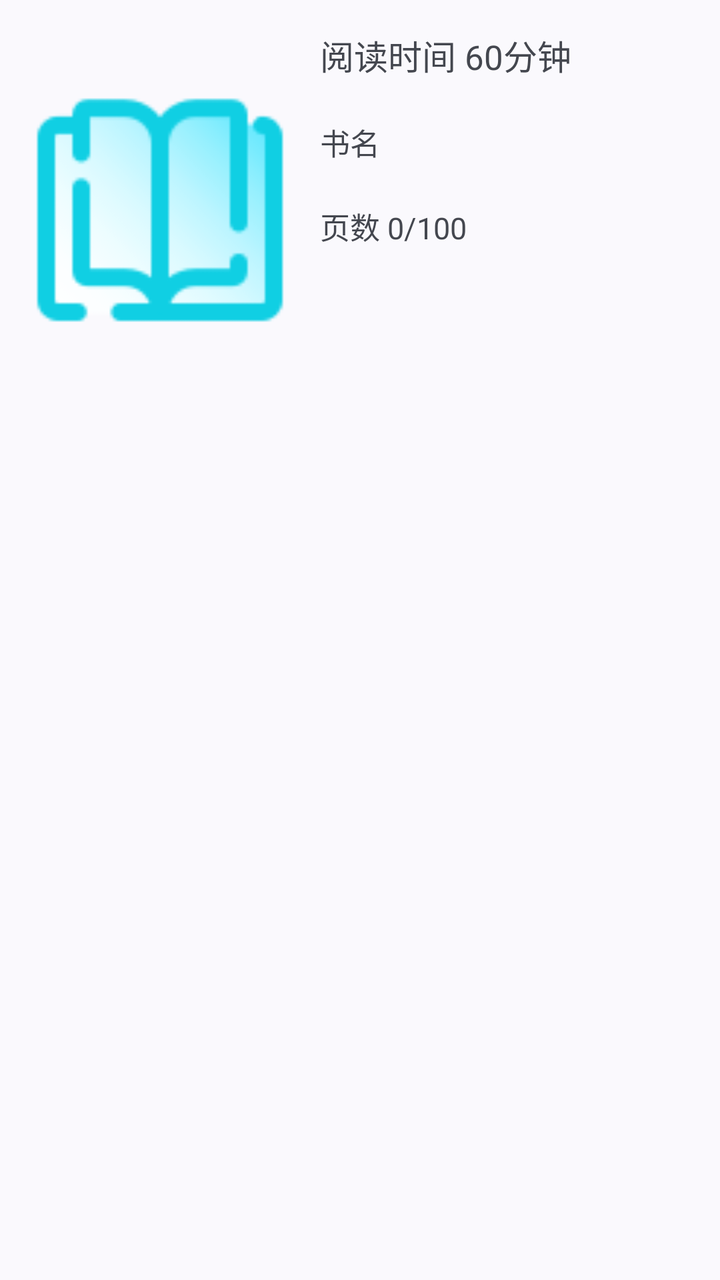
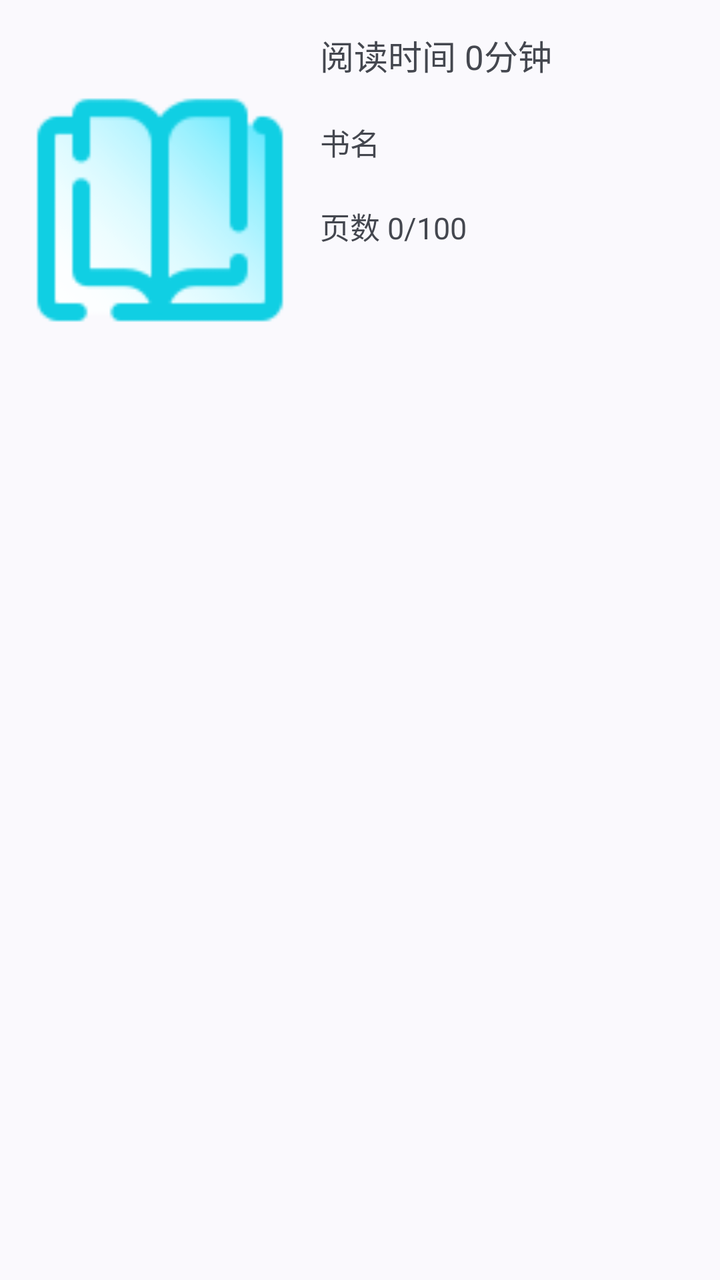

The first picture is an Android layout as it rendered before a commit; the second is the same layout after the commit. The layout source and the unified diff follow.
<!-- AndroidManifest.xml: application theme Theme.EBookReader -->
<!-- res/layout/statistic_book_item.xml -->
<?xml version="1.0" encoding="utf-8"?>
<LinearLayout xmlns:android="http://schemas.android.com/apk/res/android"
    android:layout_width="match_parent"
    android:layout_height="200dp"
    android:paddingVertical="5dp"
    android:paddingHorizontal="10dp"
    android:orientation="horizontal"
    >
    <ImageView
        android:layout_width="140dp"
        android:layout_height="200dp"
        android:src="@drawable/icons8_book"
        android:id="@+id/image"
        android:scaleType="fitCenter"
        />
    <LinearLayout
        android:layout_width="match_parent"
        android:layout_height="match_parent"
        android:orientation="vertical"
        >

        <com.google.android.material.textview.MaterialTextView
            android:layout_width="match_parent"
            android:layout_height="wrap_content"
            android:id="@+id/show_special"
            android:text="阅读时间 60分钟"
            android:textSize="17sp"
            android:padding="10dp"
            android:visibility="visible"
            />



        <com.google.android.material.textview.MaterialTextView
            android:layout_width="match_parent"
            android:layout_height="wrap_content"
            android:id="@+id/title"
            android:text="书名"
            android:padding="10dp"
            android:textSize="15sp"
            />
        <com.google.android.material.textview.MaterialTextView
            android:layout_width="match_parent"
            android:layout_height="wrap_content"
            android:id="@+id/chapter"
            android:text="页数 0/100"
            android:textSize="15sp"
            android:padding="10dp"
            />

    </LinearLayout>


</LinearLayout>
<!-- resources referenced by this layout -->
<resources>
  <!-- drawable icons8_book: png bitmap (drawable, 2875 bytes) -->
  <style name="Theme.EBookReader" parent="Theme.Material3.DynamicColors.Light">
          <item name="windowActionBar">false</item>
          <item name="windowNoTitle">true</item>
          <item name="background">@color/black</item>
          <item name="android:colorButtonNormal">@color/grey</item>
  
          <item name="colorSurface">@color/white</item>
  
          <item name="colorOnSurface">@color/black</item>
          <item name="colorSecondaryFixed">@color/black</item>
  
  
          <item name="colorSecondary">#EEEEEE</item>
      </style>
  <color name="black">#FF000000</color>
  <color name="grey">#FF808080</color>
  <color name="white">#FFFFFFFF</color>
</resources>

<!-- the commit's change to res/layout/statistic_book_item.xml (unified diff, before → after) -->
@@ -23,7 +23,7 @@
             android:layout_width="match_parent"
             android:layout_height="wrap_content"
             android:id="@+id/show_special"
-            android:text="阅读时间 60分钟"
+            android:text="阅读时间 0分钟"
             android:textSize="17sp"
             android:padding="10dp"
             android:visibility="visible"
